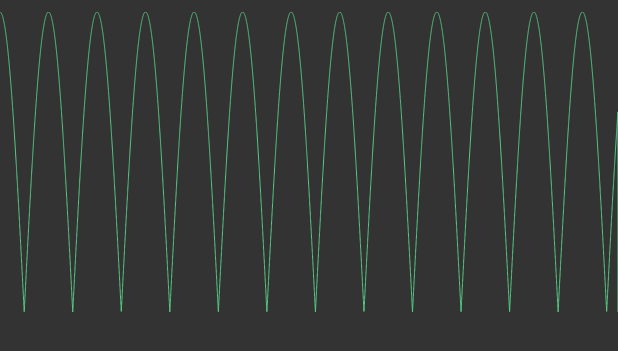
After one commit to Owntage/junction, an Android app: the layout activity_plot.xml on its own in the app's theme, with its tools: preview values and no code run, on a phone screen of 412 x 824 dp. The commit adds this screen. Shown: the top 351 px of the screen. Run offline under Robolectric (Android 15) with nearby library versions, the phone set to English and light mode, and no system bars.

Commit message:
plot essentials

```diff
--- a/app/src/main/AndroidManifest.xml
+++ b/app/src/main/AndroidManifest.xml
@@ -16,6 +16,7 @@
                 <category android:name="android.intent.category.LAUNCHER" />
             </intent-filter>
         </activity>
+        <activity android:name=".ui.activity.PlotActivity" />
     </application>
 
 </manifest>
--- a/app/src/main/java/ru/nobird/junction/SplashActivity.kt
+++ b/app/src/main/java/ru/nobird/junction/SplashActivity.kt
@@ -1,12 +1,16 @@
 package ru.nobird.junction
 
+import android.content.Intent
 import android.support.v7.app.AppCompatActivity
 import android.os.Bundle
+import ru.nobird.junction.ui.activity.PlotActivity
 
 class SplashActivity : AppCompatActivity() {
 
     override fun onCreate(savedInstanceState: Bundle?) {
         super.onCreate(savedInstanceState)
         setContentView(R.layout.activity_splash)
+
+        startActivity(Intent(this, PlotActivity::class.java))
     }
 }
--- /dev/null
+++ b/app/src/main/java/ru/nobird/junction/data/PlotBuffer.kt
@@ -0,0 +1,34 @@
+package ru.nobird.junction.data
+
+class PlotBuffer(size: Int) {
+    private val buff = FloatArray(size * 3) { 0f }
+    private var start = 0
+    private var end = size
+
+    val size: Int
+        get() = if (start >= end) {
+            buff.size - start + end
+        } else {
+            end - start
+        }
+
+    fun add(y: Float) {
+        if (end < buff.size) {
+            end++
+        } else {
+            end = 1
+        }
+
+        if (start < buff.size - 1) {
+            start++
+        } else {
+            start = 0
+        }
+
+        buff[end - 1] = y
+    }
+
+    operator fun get(i: Int) = buff[(start + i) % buff.size]
+
+    override fun toString() = buff.joinToString(", ")
+}
--- /dev/null
+++ b/app/src/main/java/ru/nobird/junction/ui/activity/PlotActivity.kt
@@ -0,0 +1,14 @@
+package ru.nobird.junction.ui.activity
+
+import android.os.Bundle
+import android.support.v7.app.AppCompatActivity
+import ru.nobird.junction.R
+
+class PlotActivity : AppCompatActivity() {
+
+    override fun onCreate(savedInstanceState: Bundle?) {
+        super.onCreate(savedInstanceState)
+        setContentView(R.layout.activity_plot)
+    }
+
+}
--- /dev/null
+++ b/app/src/main/java/ru/nobird/junction/ui/view/PlotView.kt
@@ -0,0 +1,37 @@
+package ru.nobird.junction.ui.view
+
+import android.content.Context
+import android.graphics.Canvas
+import android.graphics.Paint
+import android.util.AttributeSet
+import android.view.View
+import ru.nobird.junction.data.PlotBuffer
+
+class PlotView
+@JvmOverloads
+constructor(context: Context, attrs: AttributeSet? = null, defStyleAttr: Int = 0) : View(context, attrs, defStyleAttr) {
+
+    private var baselineY = 0f
+    private var mult = 1f
+
+    val data = PlotBuffer(10000)
+
+    init {
+        for (i in 0..10000) {
+            data.add(Math.abs(Math.cos(i.toDouble() / 250)).toFloat())
+        }
+    }
+
+    private val paint = Paint(Paint.ANTI_ALIAS_FLAG).apply {
+        color = 0xFF58D088.toInt()
+    }
+
+    override fun onDraw(canvas: Canvas) {
+        val dx = width.toFloat() / data.size
+        mult = height.toFloat()
+        for (i in 1 .. data.size) {
+            canvas.drawLine(dx * (i - 1), mult - data[i - 1] * mult, dx * i, mult - data[i] * mult, paint)
+        }
+    }
+
+}
--- /dev/null
+++ b/app/src/main/res/layout/activity_plot.xml
@@ -0,0 +1,18 @@
+<?xml version="1.0" encoding="utf-8"?>
+<android.support.constraint.ConstraintLayout
+    xmlns:android="http://schemas.android.com/apk/res/android"
+    xmlns:app="http://schemas.android.com/apk/res-auto"
+    android:background="@color/default_background"
+    android:layout_width="match_parent"
+    android:layout_height="match_parent">
+
+    <ru.nobird.junction.ui.view.PlotView
+        android:id="@+id/plot"
+        android:layout_width="match_parent"
+        android:layout_height="200dp"
+        android:layout_marginTop="8dp"
+        app:layout_constraintEnd_toEndOf="parent"
+        app:layout_constraintStart_toStartOf="parent"
+        app:layout_constraintTop_toTopOf="parent" />
+
+</android.support.constraint.ConstraintLayout>
--- a/app/src/main/res/values/colors.xml
+++ b/app/src/main/res/values/colors.xml
@@ -3,4 +3,6 @@
     <color name="colorPrimary">#3F51B5</color>
     <color name="colorPrimaryDark">#303F9F</color>
     <color name="colorAccent">#FF4081</color>
+
+    <color name="default_background">#333</color>
 </resources>
```
Also changed, not shown: 1 other file.
